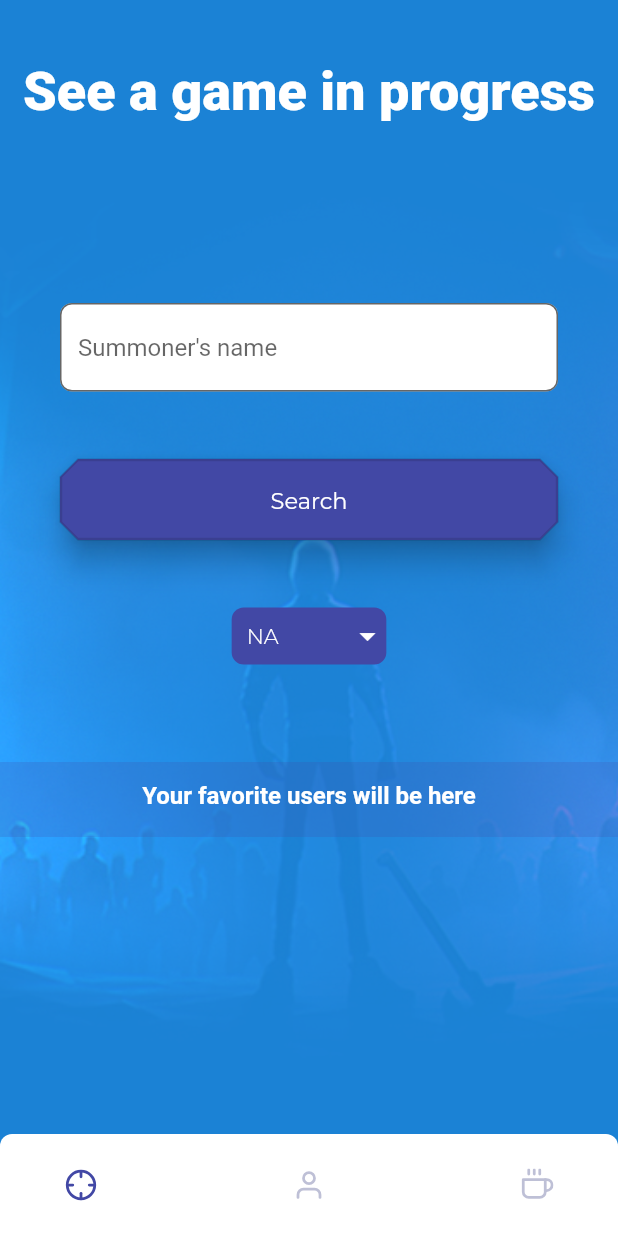
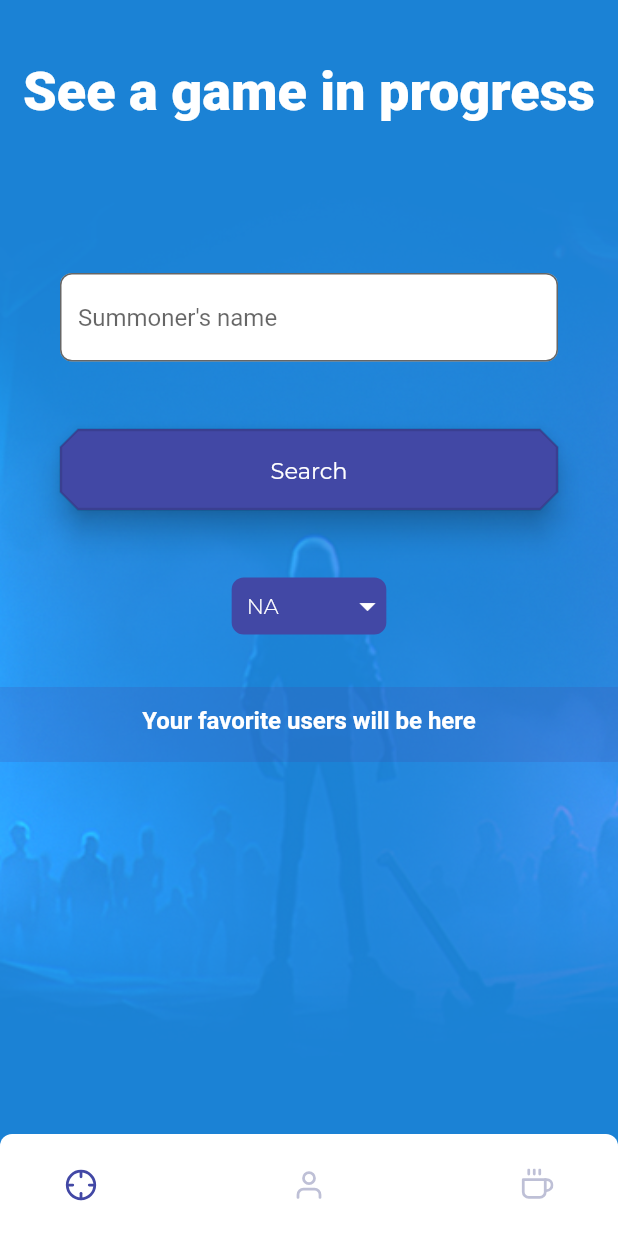
Before and after one commit to HerrisonF/legends_panel, a Flutter app: the MasterPage screen opened by its route, on a phone screen of 412 x 824 dp. Run offline on Flutter 3.47's test engine with Material 2 defaults, Android fonts, the phone set to English and light mode, and no system bars; our stand-ins replace dio, flutter_feather_icons, get, get_storage, google_fonts, logger and 2 more; accounts and stored records are empty; generated files the repository leaves out were written again; network calls fail.

Commit message:
ajuste de tela

```diff
--- a/lib/app/ui/android/pages/current_game_page/current_game_page.dart
+++ b/lib/app/ui/android/pages/current_game_page/current_game_page.dart
@@ -52,13 +52,13 @@ class _CurrentGamePageState extends State<CurrentGamePage> {
                   topSpace: 40,
                   bottomSpace:
                       _masterController.screenWidthSizeIsBiggerThanNexusOne()
-                          ? 120
+                          ? 100
                           : 30),
               _summonerSearch(),
               Container(
                 alignment: Alignment.center,
                 height: 50,
-                margin: EdgeInsets.only(top: 65, bottom: 90),
+                margin: EdgeInsets.only(top: 35, bottom: 90),
                 child: _mostSearchedPlayers(),
               )
             ],
```
